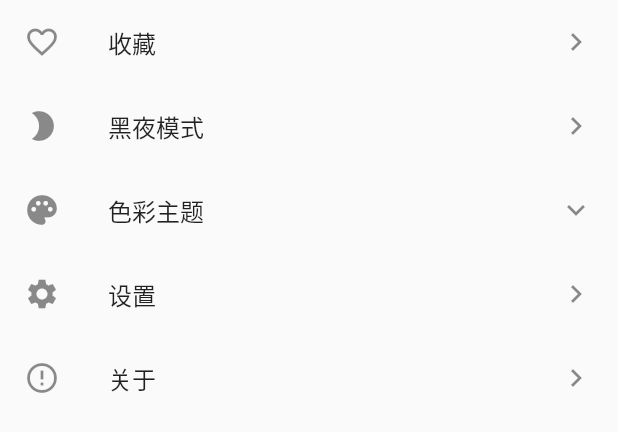
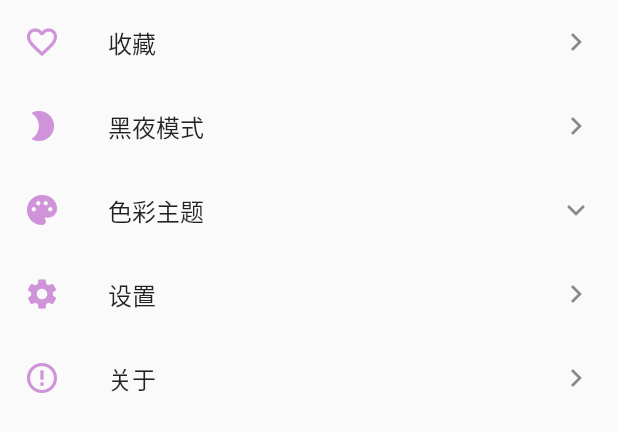
Before and after one commit to wanghuajian620/venus, a Flutter app: the OceanList widget shown alone on an empty page, opened directly, on a phone screen of 412 x 824 dp. Shown: the top 432 px of the screen. Run offline on Flutter 3.47's test engine with Material 2 defaults, Android fonts, the phone set to English and light mode, and no system bars.

Commit message:
设置页简单实现

```diff
--- a/oceanside/lib/pages/mine/list.dart
+++ b/oceanside/lib/pages/mine/list.dart
@@ -6,31 +6,31 @@ class OceanList extends StatelessWidget {
     return ListView(
       children: <Widget>[
         ListTile(
-          leading: Icon(Icons.favorite_border),
+          leading: Icon(Icons.favorite_border, color: Colors.purple[200],),
           title: Text('收藏'),
           trailing: Icon(Icons.keyboard_arrow_right),
           onTap: () {},
         ),
         ListTile(
-          leading: Icon(Icons.brightness_2),
+          leading: Icon(Icons.brightness_2, color: Colors.purple[200],),
           title: Text('黑夜模式'),
           trailing: Icon(Icons.keyboard_arrow_right),
           onTap: () {},
         ),
         ListTile(
-          leading: Icon(Icons.palette),
+          leading: Icon(Icons.palette, color: Colors.purple[200],),
           title: Text('色彩主题'),
           trailing: Icon(Icons.keyboard_arrow_down),
           onTap: () {},
         ),
         ListTile(
-          leading: Icon(Icons.settings),
+          leading: Icon(Icons.settings, color: Colors.purple[200],),
           title: Text('设置'),
           trailing: Icon(Icons.keyboard_arrow_right),
           onTap: () {},
         ),
         ListTile(
-          leading: Icon(Icons.error_outline),
+          leading: Icon(Icons.error_outline, color: Colors.purple[200],),
           title: Text('关于'),
           trailing: Icon(Icons.keyboard_arrow_right),
           onTap: () {},
```
Also changed, not shown: oceanside/lib/pages/mine/index.dart (+10 -6 lines).
